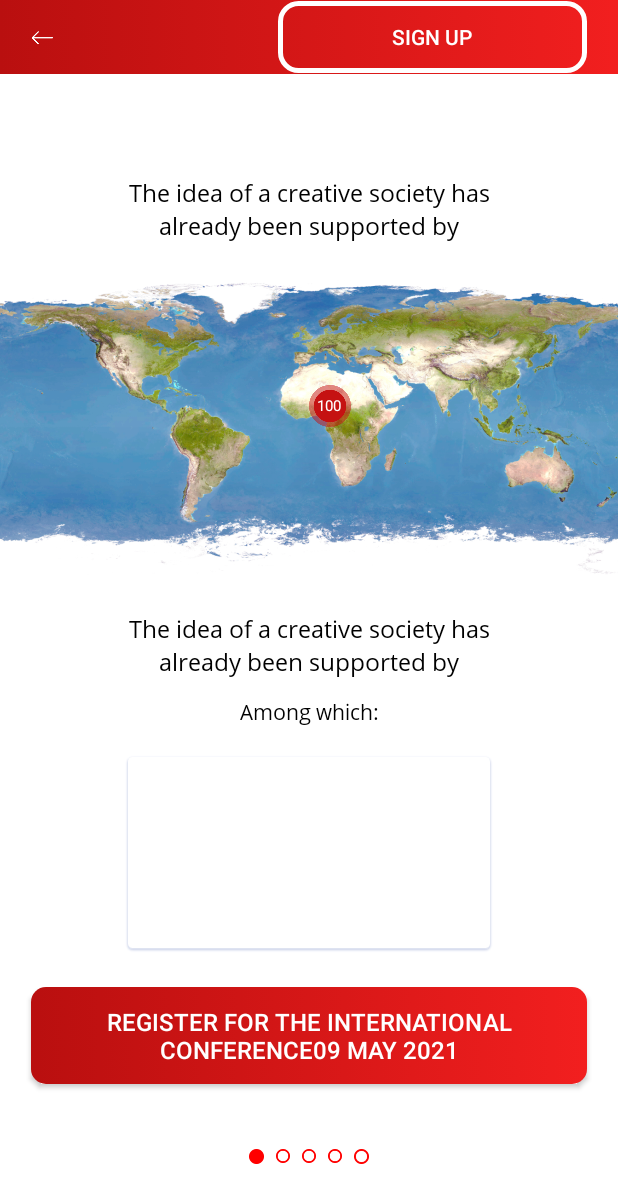
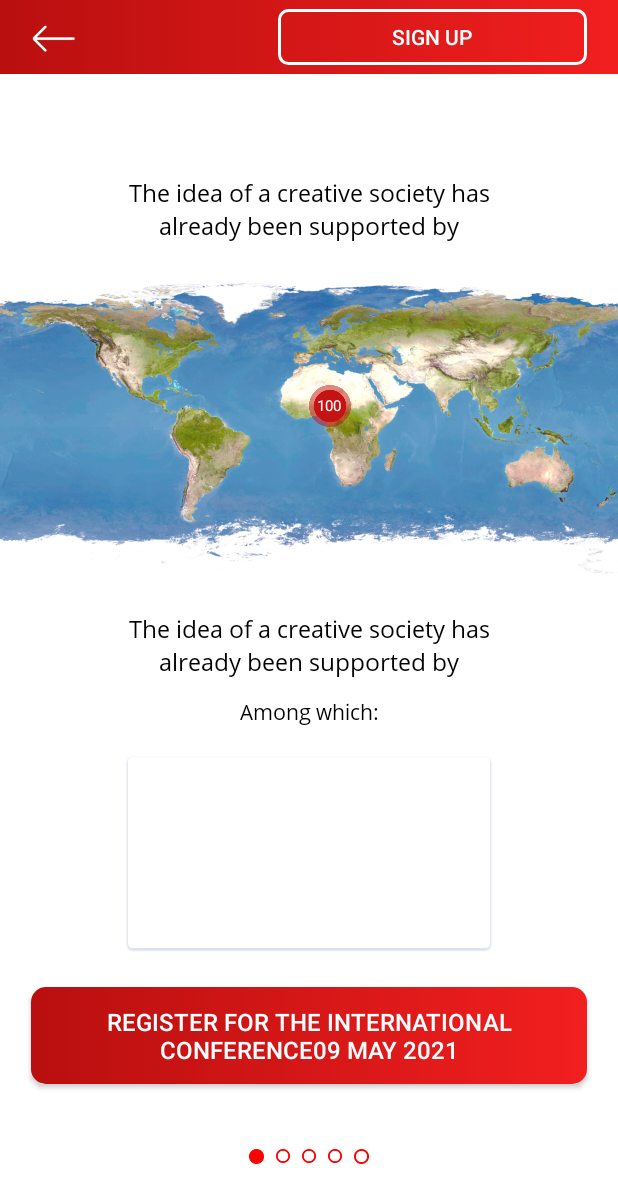
Before and after one commit to washeeeq/allatra-unites, an Android app: the NinthMayActivity screen opened directly, with no data from a screen before it, on a phone screen of 412 x 824 dp. Shown: the top 1203 px of the screen. Run offline under Robolectric (Android 15) with nearby library versions, the light colour scheme and no system bars; our stand-ins replace Picasso; libraries missing offline, so code that uses them is left out: io.realm; pictures from the network do not load; 5 statements that could not run were skipped.

Commit message:
Fixing nav button.

```diff
--- a/app/src/main/res/drawable/button_register.xml
+++ b/app/src/main/res/drawable/button_register.xml
@@ -1,6 +1,6 @@
 <?xml version="1.0" encoding="utf-8"?>
 <shape xmlns:android="http://schemas.android.com/apk/res/android">
     <solid android:color="@color/colorWhiteAlfa0"/>
-    <corners android:radius="12dp"/>
-    <stroke android:color="@color/colorWhite" android:width="3dp"/>
+    <corners android:radius="6dp"/>
+    <stroke android:color="@color/colorWhite" android:width="2dp"/>
 </shape>
--- a/app/src/main/res/layout/upper_nav_menu_slide.xml
+++ b/app/src/main/res/layout/upper_nav_menu_slide.xml
@@ -41,7 +41,7 @@
         android:background="@color/colorWhiteAlfa0"
         android:layout_width="wrap_content"
         android:layout_height="0dp"
-        app:layout_constraintHeight_percent="0.3"
+        app:layout_constraintHeight_percent="0.6"
         android:adjustViewBounds="true"
         android:scaleType="centerInside"
         android:layout_marginEnd="18dp"
@@ -61,12 +61,12 @@
         style="@style/Widget.AppCompat.Button"
         android:layout_width="0dp"
         app:layout_constraintWidth_percent="0.5"
-        android:layout_height="wrap_content"
+        android:layout_height="0dp"
+        app:layout_constraintHeight_percent="0.75"
         android:background="@drawable/button_register"
-        android:layout_margin="-5dp"
         android:text="@string/text_sign_up"
         app:autoSizeTextType="uniform"
-        app:autoSizeMinTextSize="7sp"
+        app:autoSizeMinTextSize="5sp"
         app:autoSizeMaxTextSize="14sp"
         app:autoSizeStepGranularity="1sp"
         android:textColor="#FFFFFF"
```
